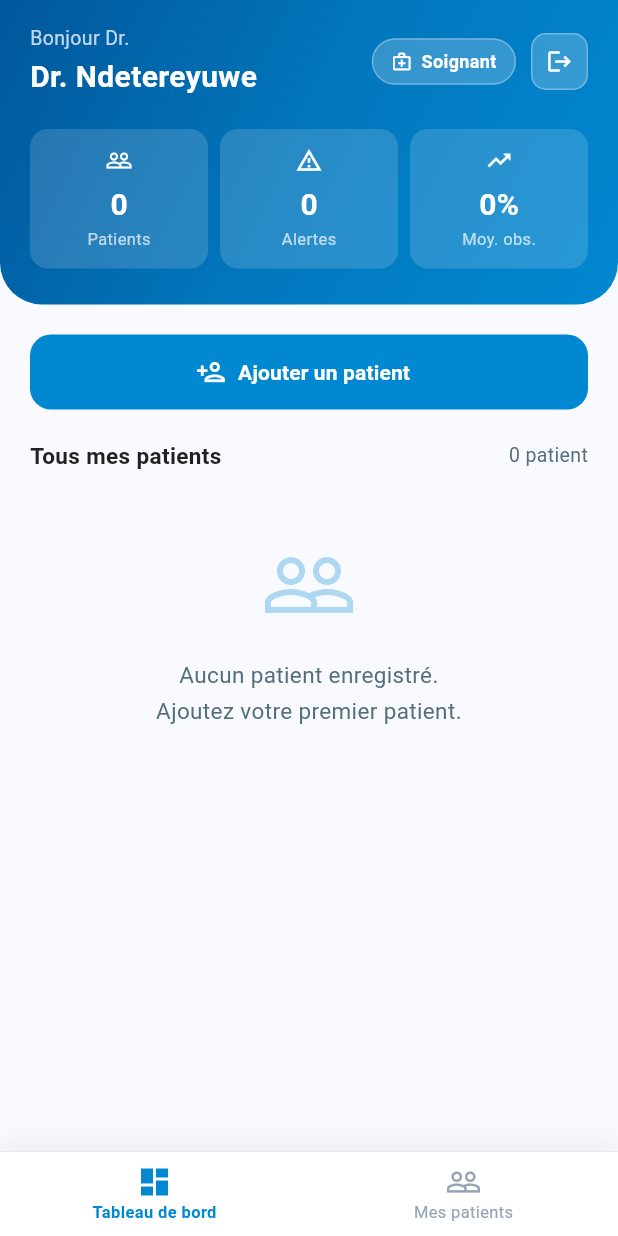
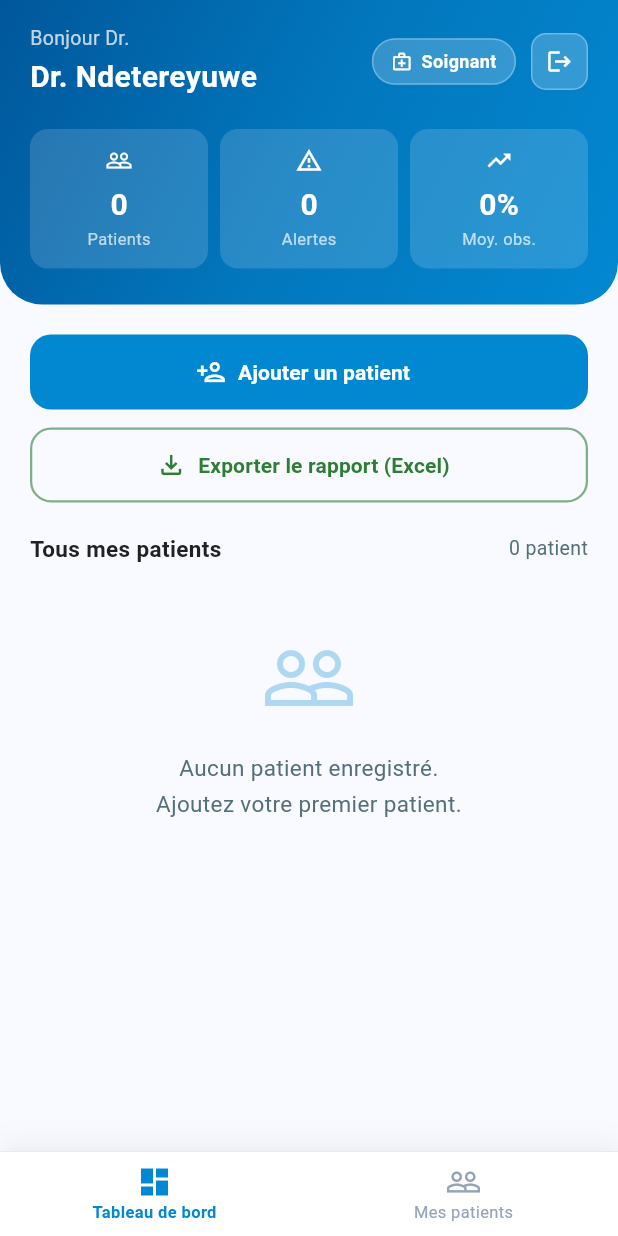
Before and after one commit to Christiantshikwata/ConfidantSante, a Flutter app: the DashboardSoignantScreen screen opened directly, on a phone screen of 412 x 824 dp. Run offline on Flutter 3.47's test engine with Material 3 defaults, Android fonts, the phone set to English and light mode, and no system bars; our stand-ins replace cloud_firestore, connectivity_plus, firebase_core, flutter_local_notifications, flutter_secure_storage, local_auth and 3 more; missing offline and left inert: excel; accounts and stored records are empty.

Commit message:
feat: rapports médicaux export Excel (.xlsx) + partage (#9)
Le médecin peut générer un rapport Excel de ses patients et le partager
via le menu système.

- ReportService : génère un classeur .xlsx avec 2 feuilles —
  « Recapitulatif » (nom, numéro, observance %, statut de tous les
  patients) et « Details » (détail des prises sur 30 jours par patient) —
  puis ouvre le partage (share_plus).
- Dashboard soignant : bouton « Exporter le rapport (Excel) » (exporte les
  patients du médecin connecté ; tous pour l'admin).
- Dépendances ajoutées : excel, path_provider, share_plus → nécessite
  `flutter pub get`.

Co-Authored-By: Claude Opus 4.8 <noreply@anthropic.com>
Claude-Session: https://claude.ai/code/session_01JL15TvdQoyDK84jM2t3Mko

```diff
--- a/lib/features/soignant/dashboard_soignant_screen.dart
+++ b/lib/features/soignant/dashboard_soignant_screen.dart
@@ -4,6 +4,7 @@ import '../../core/constants/app_colors.dart';
 import '../../core/services/database_service.dart';
 import '../../core/services/session_service.dart';
 import '../../core/services/sync_service.dart';
+import '../../core/services/report_service.dart';
 import '../messagerie/messagerie_screen.dart';
 import 'ajouter_patient_screen.dart';
 import 'gerer_medecins_screen.dart';
@@ -111,6 +112,27 @@ class _DashboardSoignantScreenState extends State<DashboardSoignantScreen> {
     Navigator.of(context).pushNamedAndRemoveUntil('/role', (route) => false);
   }
 
+  Future<void> _exporterRapport() async {
+    if (_patients.isEmpty) {
+      ScaffoldMessenger.of(context).showSnackBar(
+        const SnackBar(content: Text('Aucun patient à exporter')),
+      );
+      return;
+    }
+    ScaffoldMessenger.of(context).showSnackBar(
+      const SnackBar(content: Text('Génération du rapport Excel…')),
+    );
+    try {
+      await ReportService().exporterEtPartager(_patients);
+    } catch (e) {
+      if (mounted) {
+        ScaffoldMessenger.of(context).showSnackBar(
+          SnackBar(content: Text('Erreur lors de l\'export : $e')),
+        );
+      }
+    }
+  }
+
   @override
   Widget build(BuildContext context) {
     return Scaffold(
@@ -124,6 +146,7 @@ class _DashboardSoignantScreenState extends State<DashboardSoignantScreen> {
         onRefresh: _chargerDonnees,
         onGererMedecins: _ouvrirGestionMedecins,
         onDeconnecter: _deconnecter,
+        onExporter: _exporterRapport,
       )
           : _PagePatients(
         patients: _patients,
@@ -187,6 +210,7 @@ class _PageAccueil extends StatelessWidget {
   final VoidCallback onRefresh;
   final VoidCallback onGererMedecins;
   final VoidCallback onDeconnecter;
+  final VoidCallback onExporter;
 
   const _PageAccueil({
     required this.nomSoignant,
@@ -196,6 +220,7 @@ class _PageAccueil extends StatelessWidget {
     required this.onRefresh,
     required this.onGererMedecins,
     required this.onDeconnecter,
+    required this.onExporter,
   });
 
   static String _salutation() {
@@ -443,6 +468,31 @@ class _PageAccueil extends StatelessWidget {
                     ),
                   ],
 
+                  // Bouton export Excel
+                  const SizedBox(height: 12),
+                  SizedBox(
+                    width: double.infinity,
+                    height: 50,
+                    child: OutlinedButton.icon(
+                      onPressed: onExporter,
+                      icon: const Icon(Icons.file_download_outlined, size: 20),
+                      label: const Text(
+                        'Exporter le rapport (Excel)',
+                        style: TextStyle(
+                            fontSize: 14, fontWeight: FontWeight.w600),
+                      ),
+                      style: OutlinedButton.styleFrom(
+                        foregroundColor: AppColors.success,
+                        side: BorderSide(
+                            color: AppColors.success.withValues(alpha: 0.6),
+                            width: 1.5),
+                        shape: RoundedRectangleBorder(
+                          borderRadius: BorderRadius.circular(14),
+                        ),
+                      ),
+                    ),
+                  ),
+
                   const SizedBox(height: 20),
 
                   // Tous les patients
--- a/pubspec.yaml
+++ b/pubspec.yaml
@@ -43,6 +43,11 @@ dependencies:
   # Intl
   intl: ^0.20.2
 
+  # Rapports médicaux — export Excel + partage
+  excel: ^4.0.0
+  path_provider: ^2.1.0
+  share_plus: ^10.0.0
+
 dev_dependencies:
   flutter_test:
     sdk: flutter
```
Also changed, not shown: lib/core/services/report_service.dart (added, +94 -0 lines).
